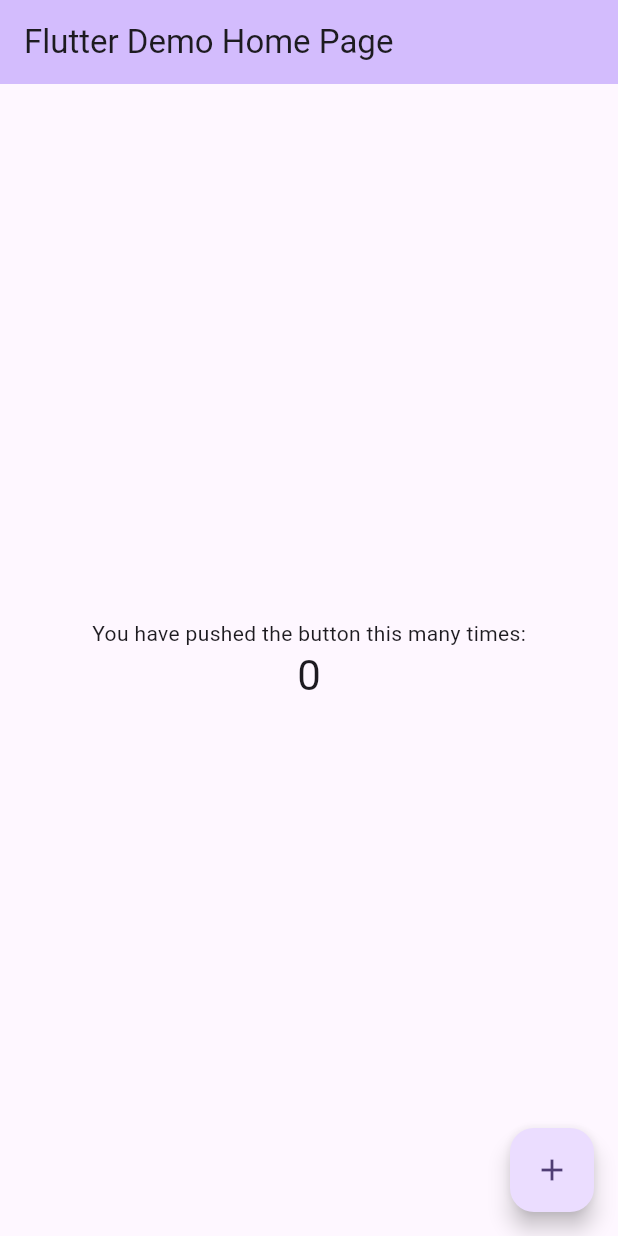
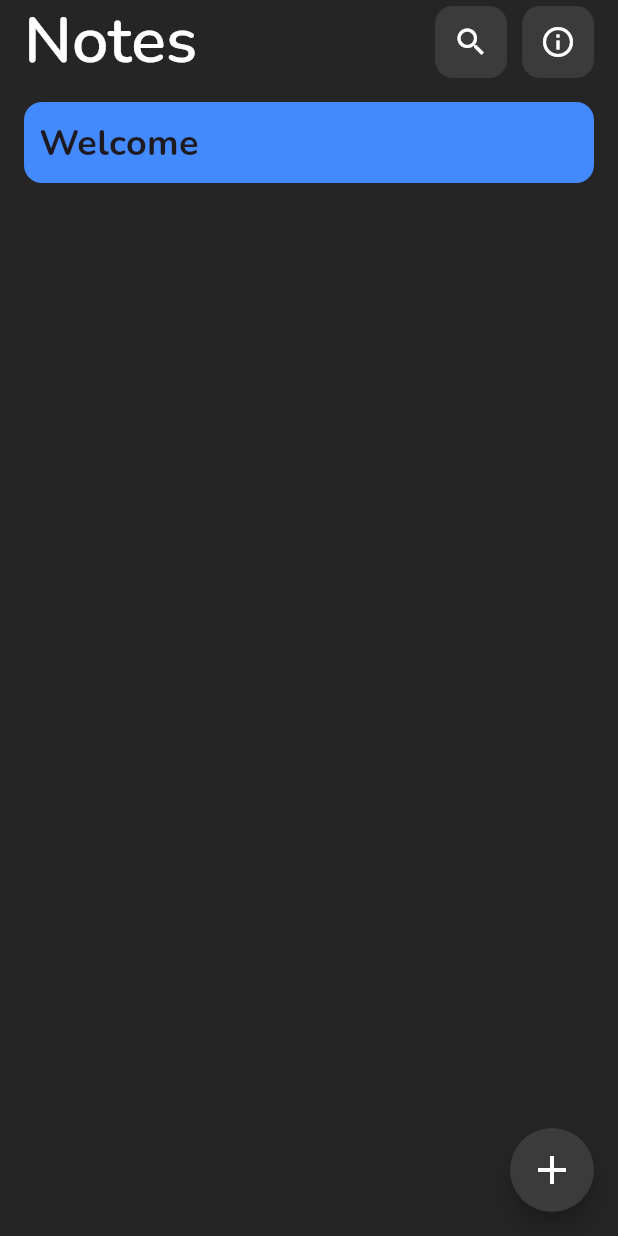
Before and after one commit to FumiMelvinDev/notes_app, a Flutter app: the screen it shows after launch, on a phone screen of 412 x 824 dp. Run offline on Flutter 3.47's test engine with Material 3 defaults, Android fonts, the phone set to English and light mode, and no system bars; drawn by our look-alikes of flutter_slidable; our stand-ins replace hive_flutter; accounts and stored records are empty.

```diff
--- /dev/null
+++ b/lib/components/note_tile.dart
@@ -0,0 +1,56 @@
+import 'package:flutter/material.dart';
+import 'package:flutter_slidable/flutter_slidable.dart';
+
+class NoteTile extends StatelessWidget {
+  final String title;
+  final String note;
+  Function(BuildContext)? deleteNoteFunction;
+
+  NoteTile({
+    super.key,
+    required this.title,
+    required this.note,
+    required this.deleteNoteFunction,
+  });
+
+  @override
+  Widget build(BuildContext context) {
+    return Padding(
+      padding: const EdgeInsets.symmetric(
+        horizontal: 16,
+        vertical: 12,
+      ),
+      child: Slidable(
+        endActionPane: ActionPane(motion: const StretchMotion(), children: [
+          SlidableAction(
+            onPressed: deleteNoteFunction,
+            icon: Icons.delete,
+            backgroundColor: Colors.red,
+            borderRadius: const BorderRadius.all(
+              Radius.circular(12),
+            ),
+          ),
+        ]),
+        child: Container(
+          width: double.infinity,
+          decoration: const BoxDecoration(
+            color: Colors.blueAccent,
+            borderRadius: BorderRadius.all(
+              Radius.circular(12),
+            ),
+          ),
+          child: Padding(
+            padding: const EdgeInsets.all(10),
+            child: Text(
+              title,
+              style: const TextStyle(
+                  fontSize: 24,
+                  fontFamily: "Nunito",
+                  fontWeight: FontWeight.w700),
+            ),
+          ),
+        ),
+      ),
+    );
+  }
+}
--- /dev/null
+++ b/lib/data/database.dart
@@ -0,0 +1,23 @@
+import 'package:hive_flutter/hive_flutter.dart';
+
+class NoteDatabase {
+  final _mybox = Hive.box('mybox');
+
+  List notesList = [];
+
+  void createInitialData() {
+    notesList = [
+      ['Welcome', 'Created by Fumi melvin']
+    ];
+  }
+
+  // Load data
+  void getNotes() {
+    notesList = _mybox.get("NOTESLIST");
+  }
+
+  // update database
+  void updateDatabase() {
+    _mybox.put("NOTESLIST", notesList);
+  }
+}
--- a/lib/main.dart
+++ b/lib/main.dart
@@ -1,125 +1,23 @@
 import 'package:flutter/material.dart';
+import 'package:hive_flutter/hive_flutter.dart';
+import 'package:notes_app/pages/Home.dart';
 
-void main() {
+Future<void> main() async {
+  await Hive.initFlutter();
+
+  var box = await Hive.openBox('mybox');
+
   runApp(const MyApp());
 }
 
 class MyApp extends StatelessWidget {
   const MyApp({super.key});
 
-  // This widget is the root of your application.
   @override
   Widget build(BuildContext context) {
-    return MaterialApp(
-      title: 'Flutter Demo',
-      theme: ThemeData(
-        // This is the theme of your application.
-        //
-        // TRY THIS: Try running your application with "flutter run". You'll see
-        // the application has a purple toolbar. Then, without quitting the app,
-        // try changing the seedColor in the colorScheme below to Colors.green
-        // and then invoke "hot reload" (save your changes or press the "hot
-        // reload" button in a Flutter-supported IDE, or press "r" if you used
-        // the command line to start the app).
-        //
-        // Notice that the counter didn't reset back to zero; the application
-        // state is not lost during the reload. To reset the state, use hot
-        // restart instead.
-        //
-        // This works for code too, not just values: Most code changes can be
-        // tested with just a hot reload.
-        colorScheme: ColorScheme.fromSeed(seedColor: Colors.deepPurple),
-        useMaterial3: true,
-      ),
-      home: const MyHomePage(title: 'Flutter Demo Home Page'),
+    return const MaterialApp(
+      debugShowCheckedModeBanner: false,
+      home: HomePage(),
     );
   }
 }
-
-class MyHomePage extends StatefulWidget {
-  const MyHomePage({super.key, required this.title});
-
-  // This widget is the home page of your application. It is stateful, meaning
-  // that it has a State object (defined below) that contains fields that affect
-  // how it looks.
-
-  // This class is the configuration for the state. It holds the values (in this
-  // case the title) provided by the parent (in this case the App widget) and
-  // used by the build method of the State. Fields in a Widget subclass are
-  // always marked "final".
-
-  final String title;
-
-  @override
-  State<MyHomePage> createState() => _MyHomePageState();
-}
-
-class _MyHomePageState extends State<MyHomePage> {
-  int _counter = 0;
-
-  void _incrementCounter() {
-    setState(() {
-      // This call to setState tells the Flutter framework that something has
-      // changed in this State, which causes it to rerun the build method below
-      // so that the display can reflect the updated values. If we changed
-      // _counter without calling setState(), then the build method would not be
-      // called again, and so nothing would appear to happen.
-      _counter++;
-    });
-  }
-
-  @override
-  Widget build(BuildContext context) {
-    // This method is rerun every time setState is called, for instance as done
-    // by the _incrementCounter method above.
-    //
-    // The Flutter framework has been optimized to make rerunning build methods
-    // fast, so that you can just rebuild anything that needs updating rather
-    // than having to individually change instances of widgets.
-    return Scaffold(
-      appBar: AppBar(
-        // TRY THIS: Try changing the color here to a specific color (to
-        // Colors.amber, perhaps?) and trigger a hot reload to see the AppBar
-        // change color while the other colors stay the same.
-        backgroundColor: Theme.of(context).colorScheme.inversePrimary,
-        // Here we take the value from the MyHomePage object that was created by
-        // the App.build method, and use it to set our appbar title.
-        title: Text(widget.title),
-      ),
-      body: Center(
-        // Center is a layout widget. It takes a single child and positions it
-        // in the middle of the parent.
-        child: Column(
-          // Column is also a layout widget. It takes a list of children and
-          // arranges them vertically. By default, it sizes itself to fit its
-          // children horizontally, and tries to be as tall as its parent.
-          //
-          // Column has various properties to control how it sizes itself and
-          // how it positions its children. Here we use mainAxisAlignment to
-          // center the children vertically; the main axis here is the vertical
-          // axis because Columns are vertical (the cross axis would be
-          // horizontal).
-          //
-          // TRY THIS: Invoke "debug painting" (choose the "Toggle Debug Paint"
-          // action in the IDE, or press "p" in the console), to see the
-          // wireframe for each widget.
-          mainAxisAlignment: MainAxisAlignment.center,
-          children: <Widget>[
-            const Text(
-              'You have pushed the button this many times:',
-            ),
-            Text(
-              '$_counter',
-              style: Theme.of(context).textTheme.headlineMedium,
-            ),
-          ],
-        ),
-      ),
-      floatingActionButton: FloatingActionButton(
-        onPressed: _incrementCounter,
-        tooltip: 'Increment',
-        child: const Icon(Icons.add),
-      ), // This trailing comma makes auto-formatting nicer for build methods.
-    );
-  }
-}
--- /dev/null
+++ b/lib/pages/Home.dart
@@ -0,0 +1,166 @@
+import 'package:flutter/material.dart';
+import 'package:hive_flutter/hive_flutter.dart';
+import 'package:notes_app/components/newNote.dart';
+import 'package:notes_app/components/note.dart';
+import 'package:notes_app/data/database.dart';
+import 'package:notes_app/utils/colors.dart';
+import 'package:notes_app/components/note_tile.dart';
+
+class HomePage extends StatefulWidget {
+  const HomePage({super.key});
+
+  @override
+  State<HomePage> createState() => _HomePageState();
+}
+
+class _HomePageState extends State<HomePage> {
+  final _titleController = TextEditingController();
+  final _noteController = TextEditingController();
+
+  NoteDatabase db = NoteDatabase();
+
+  final _myBox = Hive.box('mybox');
+
+  @override
+  void initState() {
+    if (_myBox.get("NOTESLIST") == null) {
+      // create default data
+      db.createInitialData();
+    } else {
+      // user data exist
+      db.getNotes();
+    }
+
+    super.initState();
+  }
+
+  // save new note
+  void saveNewNote() {
+    setState(
+      () {
+        db.notesList.add(
+          [_titleController.text, _noteController.text],
+        );
+        _titleController.clear();
+        _noteController.clear();
+      },
+    );
+    Navigator.of(context).pop();
+    db.updateDatabase();
+  }
+
+  // delete note
+  void deleteNote(int index) {
+    setState(() {
+      db.notesList.removeAt(index);
+    });
+    db.updateDatabase();
+  }
+
+  void addNewNote() {
+    showDialog(
+        context: context,
+        builder: (context) {
+          return NewNote(
+            titleController: _titleController,
+            noteController: _noteController,
+            saveNote: saveNewNote,
+          );
+        });
+  }
+
+  @override
+  Widget build(BuildContext context) {
+    return Scaffold(
+      appBar: AppBar(
+        backgroundColor: AppColors.background,
+        title: const Text(
+          'Notes',
+          style: TextStyle(
+            fontSize: 43,
+            fontWeight: FontWeight.w600,
+            fontFamily: 'Nunito',
+            color: Colors.white,
+          ),
+        ),
+        actions: [
+          Padding(
+            padding: const EdgeInsets.only(right: 16),
+            child: Row(
+              children: [
+                Container(
+                  decoration: const BoxDecoration(
+                    color: AppColors.iconBox,
+                    borderRadius: BorderRadius.all(
+                      Radius.circular(12),
+                    ),
+                  ),
+                  child: IconButton(
+                    icon: const Icon(
+                      Icons.search,
+                      color: Colors.white,
+                    ),
+                    onPressed: () {},
+                  ),
+                ),
+                const SizedBox(
+                  width: 10,
+                ),
+                Container(
+                  decoration: const BoxDecoration(
+                    color: AppColors.iconBox,
+                    borderRadius: BorderRadius.all(
+                      Radius.circular(12),
+                    ),
+                  ),
+                  child: IconButton(
+                    icon: const Icon(
+                      Icons.info_outline,
+                      color: Colors.white,
+                    ),
+                    onPressed: () {},
+                  ),
+                )
+              ],
+            ),
+          )
+        ],
+      ),
+      floatingActionButton: FloatingActionButton(
+        onPressed: addNewNote,
+        backgroundColor: AppColors.iconBox,
+        shape: const CircleBorder(eccentricity: 0),
+        child: const Icon(
+          Icons.add,
+          size: 32,
+          color: Colors.white,
+        ),
+      ),
+      backgroundColor: AppColors.background,
+      body: ListView.builder(
+        itemCount: db.notesList.length,
+        itemBuilder: (context, index) {
+          return GestureDetector(
+            onTap: () {
+              Navigator.of(context).push(
+                MaterialPageRoute(
+                  builder: (context) => Note(
+                    title: db.notesList[index][0],
+                    note: db.notesList[index][1],
+                  ),
+                ),
+              );
+            },
+            child: NoteTile(
+              title: db.notesList[index][0],
+              note: db.notesList[index][1],
+              deleteNoteFunction: (context) {
+                deleteNote(index);
+              },
+            ),
+          );
+        },
+      ),
+    );
+  }
+}
--- /dev/null
+++ b/lib/utils/colors.dart
@@ -0,0 +1,6 @@
+import 'package:flutter/material.dart';
+
+class AppColors {
+  static const Color background = Color(0xFF252525);
+  static const Color iconBox = Color(0xFF3B3B3B);
+}
```
Also changed, not shown: lib/components/newNote.dart (added, +94 -0 lines), lib/components/note.dart (added, +84 -0 lines), pubspec.yaml (+21 -28 lines), assets/icon.png (added), fonts/Nunito-VariableFont_wght.ttf (added), pubspec.lock, 29 other files.
